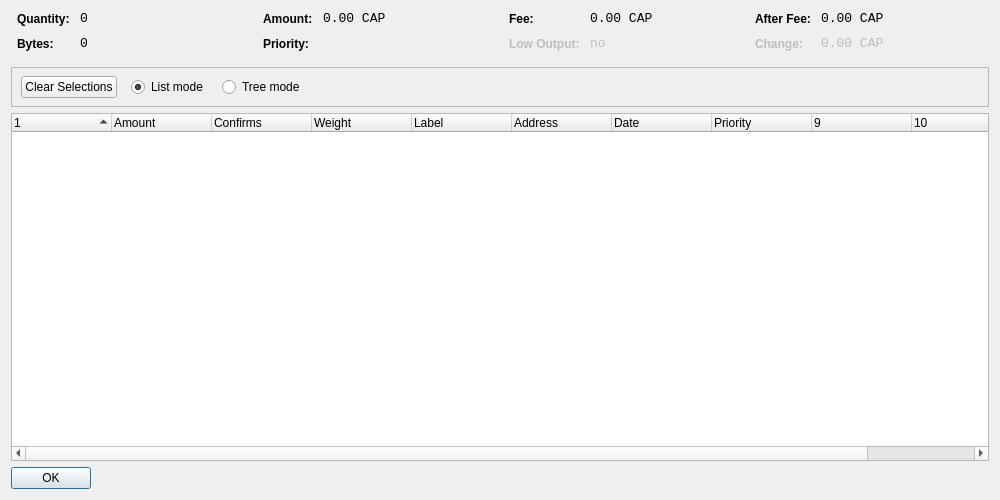
Qt form src/qt/forms/coincontroldialog.ui (GrowthCoin/growthcoin-legacy) before a commit.
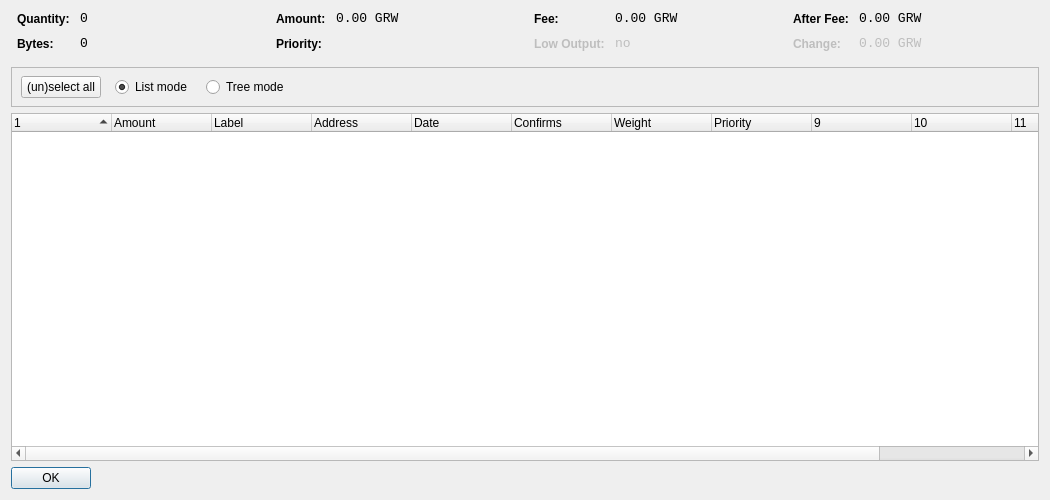
The same form after that commit. Custom widgets are drawn as their Qt base class.

Commit message: Clean CoinControl for better usability

The edit to the form file:
```diff
--- a/src/qt/forms/coincontroldialog.ui
+++ b/src/qt/forms/coincontroldialog.ui
@@ -6,7 +6,7 @@
    <rect>
     <x>0</x>
     <y>0</y>
-    <width>1000</width>
+    <width>1050</width>
     <height>500</height>
    </rect>
   </property>
@@ -141,7 +141,7 @@
           <enum>Qt::ActionsContextMenu</enum>
          </property>
          <property name="text">
-          <string>0.00 CAP</string>
+          <string>0.00 GRW</string>
          </property>
          <property name="textInteractionFlags">
           <set>Qt::LinksAccessibleByMouse|Qt::TextSelectableByKeyboard|Qt::TextSelectableByMouse</set>
@@ -221,7 +221,7 @@
           <enum>Qt::ActionsContextMenu</enum>
          </property>
          <property name="text">
-          <string>0.00 CAP</string>
+          <string>0.00 GRW</string>
          </property>
          <property name="textInteractionFlags">
           <set>Qt::LinksAccessibleByMouse|Qt::TextSelectableByKeyboard|Qt::TextSelectableByMouse</set>
@@ -307,7 +307,7 @@
           <enum>Qt::ActionsContextMenu</enum>
          </property>
          <property name="text">
-          <string>0.00 CAP</string>
+          <string>0.00 GRW</string>
          </property>
          <property name="textInteractionFlags">
           <set>Qt::LinksAccessibleByMouse|Qt::TextSelectableByKeyboard|Qt::TextSelectableByMouse</set>
@@ -345,7 +345,7 @@
           <enum>Qt::ActionsContextMenu</enum>
          </property>
          <property name="text">
-          <string>0.00 CAP</string>
+          <string>0.00 GRW</string>
          </property>
          <property name="textInteractionFlags">
           <set>Qt::LinksAccessibleByMouse|Qt::TextSelectableByKeyboard|Qt::TextSelectableByMouse</set>
@@ -379,7 +379,7 @@
         <height>41</height>
        </rect>
       </property>
-      <layout class="QHBoxLayout" name="horizontalLayoutPanel" stretch="0,0,0,0,0">
+      <layout class="QHBoxLayout" name="horizontalLayoutPanel" stretch="0,0,0,0">
        <property name="spacing">
         <number>14</number>
        </property>
@@ -392,7 +392,7 @@
           </sizepolicy>
          </property>
          <property name="text">
-          <string>Clear Selections</string>
+          <string>(un)select all</string>
          </property>
         </widget>
        </item>
@@ -459,7 +459,7 @@
       <bool>false</bool>
      </property>
      <property name="columnCount">
-      <number>11</number>
+      <number>12</number>
      </property>
      <attribute name="headerShowSortIndicator" stdset="0">
       <bool>true</bool>
@@ -477,19 +477,6 @@
        <string>Amount</string>
       </property>
      </column>
-     <column>
-      <property name="text">
-       <string>Confirms</string>
-           </property>
-           <property name="toolTip">
-                <string>Confirmed</string>
-      </property>
-     </column>
-     <column>
-      <property name="text">
-       <string>Weight</string>
-      </property>
-     </column>
      <column>
       <property name="text">
        <string notr="true">Label</string>
@@ -500,11 +487,24 @@
        <string>Address</string>
       </property>
      </column>
-         <column>
+     <column>
       <property name="text">
        <string>Date</string>
       </property>
      </column>
+     <column>
+      <property name="text">
+       <string>Confirms</string>
+      </property>
+      <property name="toolTip">
+       <string>Confirmed</string>
+      </property>
+     </column>
+     <column>
+      <property name="text">
+       <string>Weight</string>
+      </property>
+     </column>
      <column>
       <property name="text">
        <string>Priority</string>
```
Left out of the diff: 8 changed lines with no effect on the pictures. The commit also changes 2 other files.
